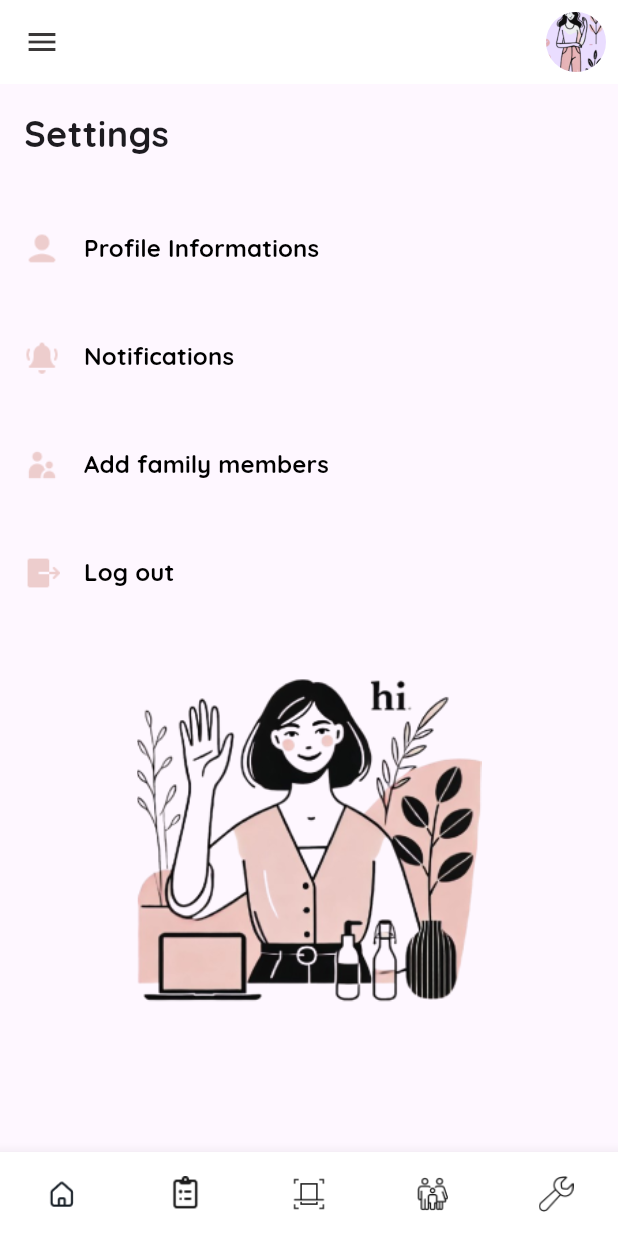
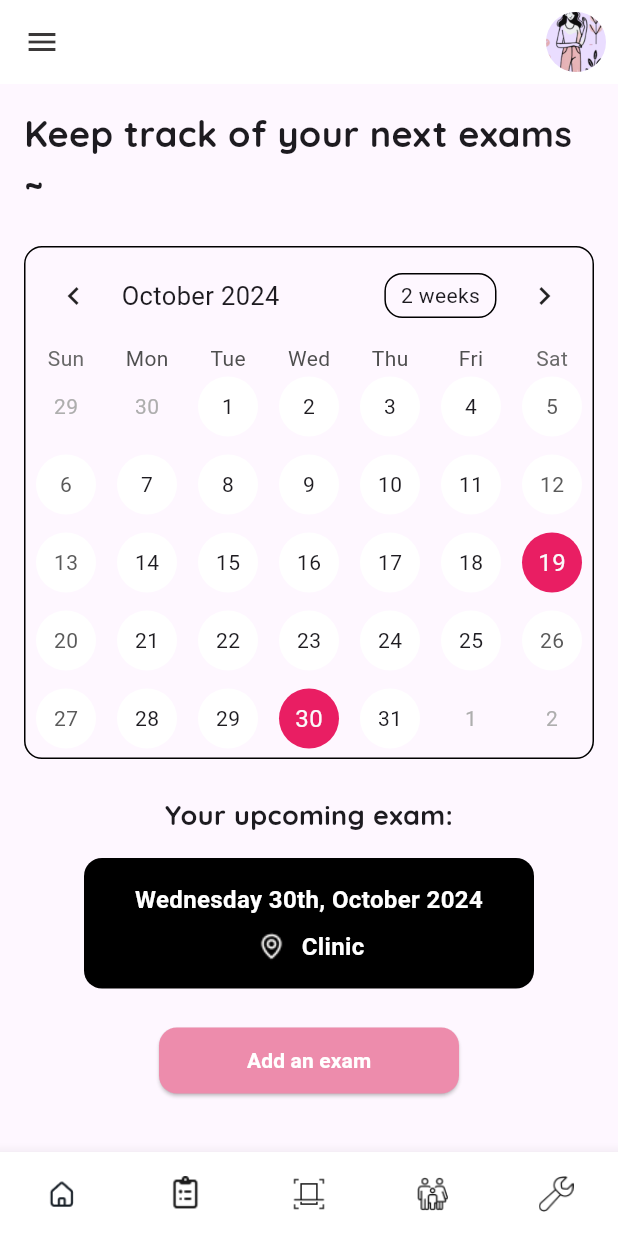
Before and after one commit to BechiriElbatoul/Pink-Bytes-Project, a Flutter app: the screen it shows after launch, on a phone screen of 412 x 824 dp. Run offline on Flutter 3.47's test engine with Material 3 defaults, Android fonts, the phone set to English and light mode, and no system bars; drawn by our look-alikes of table_calendar; our stand-ins replace loading_animation_widget.

Commit message:
Committing all changes, including fonts, login, main.dart, and pubspec.yaml updates

```diff
--- /dev/null
+++ b/Frontend/mobile-app/pinktober/lib/calendar.dart
@@ -0,0 +1,268 @@
+import 'package:flutter/material.dart';
+import 'package:table_calendar/table_calendar.dart';
+
+class CalendarPage extends StatelessWidget {
+  const CalendarPage({super.key});
+
+  @override
+  Widget build(BuildContext context) {
+    return Scaffold(
+      appBar: AppBar(
+        backgroundColor: Colors.white,
+        elevation: 0,
+        actions: [
+          Padding(
+            padding: const EdgeInsets.all(8.0),
+            child: CircleAvatar(
+              backgroundImage: AssetImage('assets/images/sign_up.png'),
+            ),
+          ),
+        ],
+        leading: Builder(
+          builder: (BuildContext context) {
+            return IconButton(
+              icon: const Icon(Icons.menu,
+                  color: Color.fromARGB(255, 58, 56, 56)),
+              onPressed: () {
+                Scaffold.of(context).openDrawer();
+              },
+            );
+          },
+        ),
+      ),
+      drawer: _buildSideBar(context),
+      body: SingleChildScrollView(
+        child: Padding(
+          padding: const EdgeInsets.all(16.0),
+          child: Column(
+            crossAxisAlignment: CrossAxisAlignment.center,
+            children: [
+              const Text(
+                'Keep track of your next exams ~',
+                style: TextStyle(
+                  fontSize: 24,
+                  fontWeight: FontWeight.bold,
+                  fontFamily: 'Quicksand',
+                ),
+              ),
+              const SizedBox(height: 24),
+              _buildCalendar(),
+              const SizedBox(height: 24),
+              const Text(
+                'Your upcoming exam:',
+                style: TextStyle(
+                  fontSize: 18,
+                  fontWeight: FontWeight.bold,
+                  fontFamily: 'Quicksand',
+                ),
+              ),
+              const SizedBox(height: 16),
+              _buildUpcomingExamCard(),
+              const SizedBox(height: 24),
+              _buildAddExamButton(),
+              const SizedBox(height: 40),
+            ],
+          ),
+        ),
+      ),
+      bottomNavigationBar: _buildBottomNavigationBar(),
+    );
+  }
+
+  Drawer _buildSideBar(BuildContext context) {
+    // Your existing sidebar implementation
+    return Drawer(
+      child: Column(
+        children: [
+          AppBar(
+            automaticallyImplyLeading: false,
+            leading: IconButton(
+              icon: const Icon(Icons.close),
+              onPressed: () {
+                Navigator.of(context).pop();
+              },
+            ),
+          ),
+          const SizedBox(height: 20),
+          const Text(
+            'We are proud of you, track your journey now!',
+            style: TextStyle(
+              fontSize: 20,
+              fontWeight: FontWeight.bold,
+              fontFamily: 'Quicksand',
+            ),
+            textAlign: TextAlign.center,
+          ),
+          const SizedBox(height: 20),
+          _buildSidebarButton(
+              'symptoms', 'assets/images/Hypertension.png', context),
+          _buildSidebarButton(
+              'self check', 'assets/images/Black Woman Bra.png', context),
+        ],
+      ),
+    );
+  }
+
+  Widget _buildSidebarButton(
+      String text, String iconPath, BuildContext context) {
+    return ListTile(
+      leading: Image.asset(iconPath, width: 24, height: 24),
+      title: Text(text),
+      onTap: () {
+        Navigator.of(context).pop();
+      },
+    );
+  }
+
+  BottomNavigationBar _buildBottomNavigationBar() {
+    return BottomNavigationBar(
+      items: [
+        BottomNavigationBarItem(
+          icon: Image.asset('assets/images/Home.png', width: 24, height: 24),
+          label: '',
+        ),
+        BottomNavigationBarItem(
+          icon: Image.asset('assets/images/nav 1.png', width: 24, height: 24),
+          label: '',
+        ),
+        BottomNavigationBarItem(
+          icon: Image.asset('assets/images/nav 2.png', width: 24, height: 24),
+          label: '',
+        ),
+        BottomNavigationBarItem(
+          icon: Image.asset('assets/images/nav 3.png', width: 24, height: 24),
+          label: '',
+        ),
+        BottomNavigationBarItem(
+          icon: Image.asset('assets/images/nav 4.png', width: 24, height: 24),
+          label: '',
+        ),
+      ],
+      currentIndex: 0,
+      onTap: (index) {},
+      backgroundColor: Colors.white,
+      selectedItemColor: const Color.fromARGB(255, 146, 98, 114),
+      unselectedItemColor: Colors.grey,
+      type: BottomNavigationBarType.fixed,
+      selectedFontSize: 0,
+      unselectedFontSize: 0,
+    );
+  }
+
+  Widget _buildCalendar() {
+    final DateTime selectedDay = DateTime.now();
+    final DateTime focusedDay = DateTime.now();
+
+    return Container(
+      decoration: BoxDecoration(
+        border: Border.all(color: Colors.black),
+        borderRadius: BorderRadius.circular(12),
+      ),
+      child: TableCalendar(
+        firstDay: DateTime.utc(2020, 1, 1),
+        lastDay: DateTime.utc(2025, 12, 31),
+        focusedDay: focusedDay,
+        selectedDayPredicate: (day) {
+          // Highlight October 19 and 30
+          return day.day == 19 && day.month == 10 ||
+              day.day == 30 && day.month == 10;
+        },
+        calendarStyle: CalendarStyle(
+          selectedDecoration: BoxDecoration(
+            color: Colors.pink,
+            shape: BoxShape.circle,
+          ),
+          todayDecoration: BoxDecoration(
+            color: Colors.blueAccent,
+            shape: BoxShape.circle,
+          ),
+          defaultDecoration: BoxDecoration(
+            shape: BoxShape.circle,
+            color: Colors.white,
+          ),
+          weekendDecoration: BoxDecoration(
+            shape: BoxShape.circle,
+            color: Colors.white,
+          ),
+          holidayDecoration: BoxDecoration(
+            shape: BoxShape.circle,
+            color: Colors.white,
+          ),
+        ),
+        onDaySelected: (selectedDay, focusedDay) {},
+      ),
+    );
+  }
+
+  Widget _buildUpcomingExamCard() {
+    return Container(
+      width: 300,
+      padding: const EdgeInsets.all(16.0),
+      decoration: BoxDecoration(
+        color: Colors.black,
+        borderRadius: BorderRadius.circular(12),
+      ),
+      child: Column(
+        children: [
+          const Text(
+            'Wednesday 30th, October 2024',
+            style: TextStyle(
+              color: Colors.white,
+              fontSize: 16,
+              fontWeight: FontWeight.bold,
+            ),
+            textAlign: TextAlign.center,
+          ),
+          const SizedBox(height: 8),
+          _buildClinicInfo(),
+        ],
+      ),
+    );
+  }
+
+  Widget _buildClinicInfo() {
+    return Row(
+      mainAxisAlignment: MainAxisAlignment.center,
+      children: [
+        Image.asset('assets/images/location.png', width: 24, height: 24),
+        const SizedBox(width: 8),
+        const Text(
+          'Clinic',
+          style: TextStyle(
+            color: Colors.white,
+            fontSize: 16,
+            fontWeight: FontWeight.bold,
+          ),
+        ),
+      ],
+    );
+  }
+
+  Widget _buildAddExamButton() {
+    return Center(
+      child: SizedBox(
+        width: 200, // Make the button smaller
+        child: ElevatedButton(
+          onPressed: () {
+            // Handle button tap
+          },
+          style: ElevatedButton.styleFrom(
+            padding: const EdgeInsets.symmetric(vertical: 12),
+            shape: RoundedRectangleBorder(
+              borderRadius: BorderRadius.circular(12),
+            ),
+            backgroundColor: const Color.fromARGB(255, 237, 140, 172),
+          ),
+          child: const Text(
+            'Add an exam',
+            style: TextStyle(
+              color: Colors.white,
+              fontSize: 14,
+              fontWeight: FontWeight.bold,
+            ),
+          ),
+        ),
+      ),
+    );
+  }
+}
--- a/Frontend/mobile-app/pinktober/lib/main.dart
+++ b/Frontend/mobile-app/pinktober/lib/main.dart
@@ -8,6 +8,7 @@ import 'scanner.dart';
 import 'scan.dart';
 import 'homescreen.dart';
 import 'settings.dart';
+import 'calendar.dart';
 
 void main() {
   runApp(MyApp());
@@ -21,9 +22,10 @@ class MyApp extends StatelessWidget {
       theme: ThemeData(
         primarySwatch: Colors.pink,
       ),
-      initialRoute: '/settings',
+      initialRoute: '/calendar',
       debugShowCheckedModeBanner: false,
       routes: {
+        '/calendar': (context) => CalendarPage(),
         '/settings': (context) => SettingsPage(),
         '/screen': (context) => HomeScreenPage(),
         '/scan': (context) => ScanIngredientsPage(),
--- a/Frontend/mobile-app/pinktober/pubspec.yaml
+++ b/Frontend/mobile-app/pinktober/pubspec.yaml
@@ -15,6 +15,7 @@ dependencies:
   # Use with the CupertinoIcons class for iOS style icons.
   cupertino_icons: ^1.0.8
   loading_animation_widget: ^1.2.0
+  table_calendar: ^3.0.6
 
 dev_dependencies:
   flutter_test:
```
Also changed, not shown: Frontend/mobile-app/pinktober/assets/images/location.png (added), Frontend/mobile-app/pinktober/pubspec.lock.
